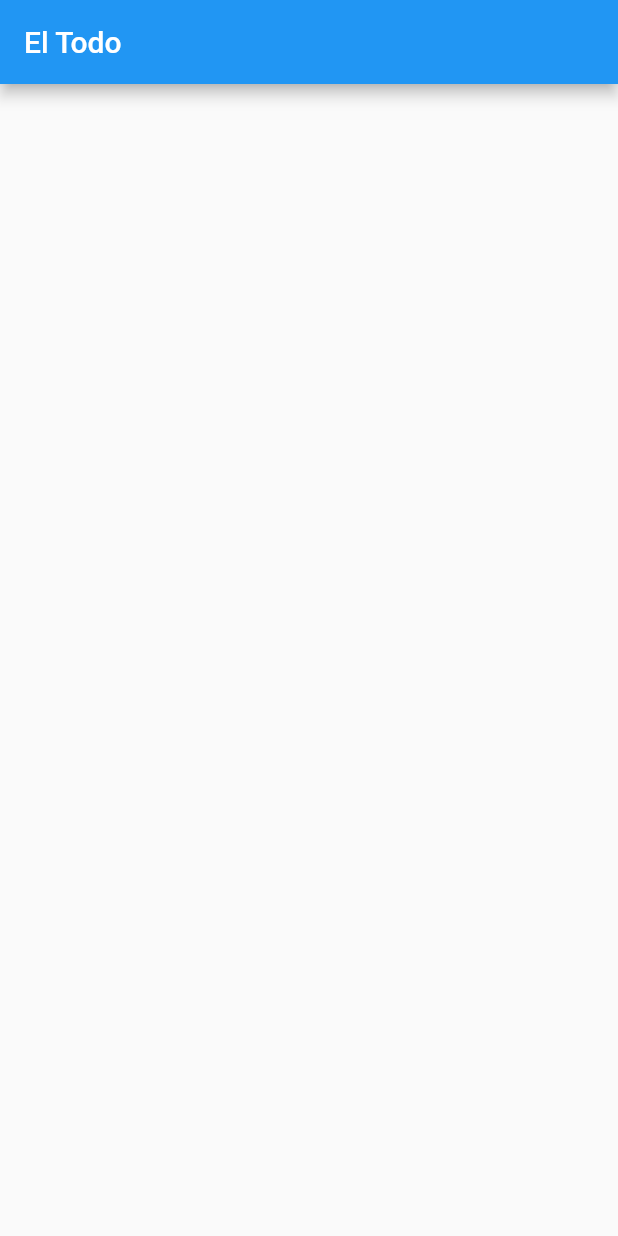
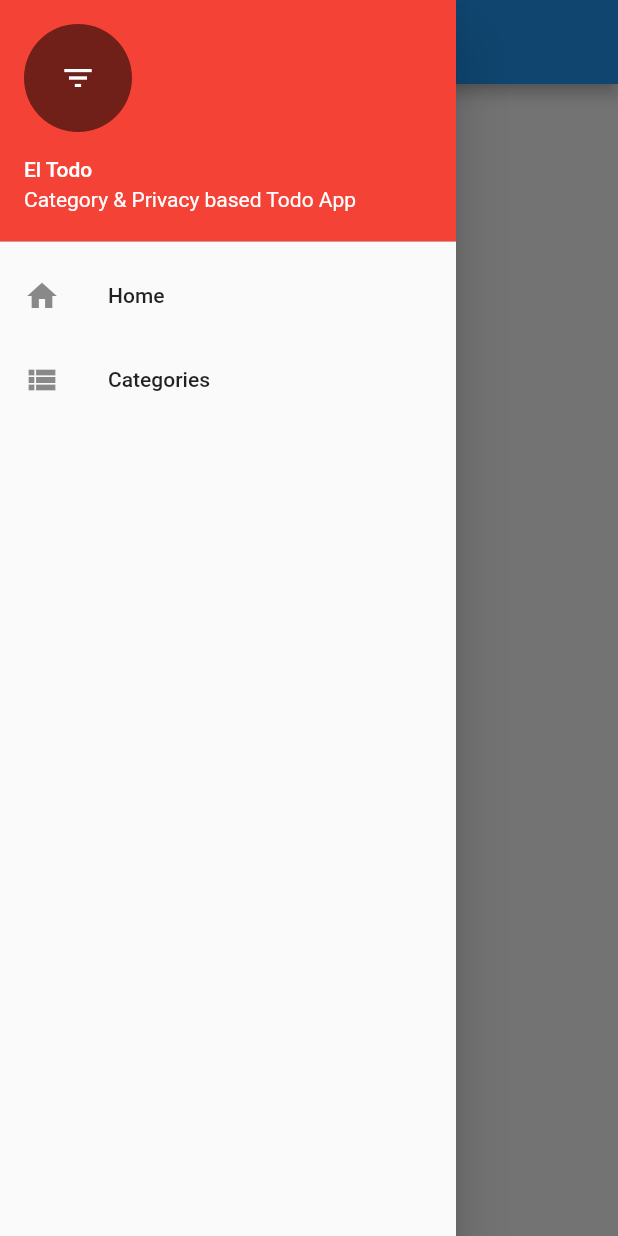
Before and after one commit to Rasujon3/el_toda, a Flutter app: the screen it shows after launch, with the side drawer open (before the commit the screen has no drawer), on a phone screen of 412 x 824 dp. Run offline on Flutter 3.47's test engine with Material 2 defaults, Android fonts, the phone set to English and light mode, and no system bars.

Commit message:
drawer design
drawer design

```diff
--- /dev/null
+++ b/lib/helpers/drawer_navigation.dart
@@ -0,0 +1,54 @@
+import 'package:el_toda/screens/categories_screen.dart';
+import 'package:el_toda/screens/home_screen.dart';
+import 'package:flutter/material.dart';
+import 'package:el_toda/screens/home_screen.dart';
+
+class DrawerNavigation extends StatefulWidget {
+  @override
+  _DrawerNavigationState createState() => _DrawerNavigationState();
+}
+
+class _DrawerNavigationState extends State<DrawerNavigation> {
+  @override
+  Widget build(BuildContext context) {
+    return Container(
+      child: Drawer(
+        child: ListView(
+          children: [
+            UserAccountsDrawerHeader(
+              accountName: Text("El Todo"),
+              accountEmail: Text("Category & Privacy based Todo App"),
+              currentAccountPicture: GestureDetector(
+                child: CircleAvatar(
+                  backgroundColor: Colors.black54,
+                  child: Icon(
+                    Icons.filter_list,
+                    color: Colors.white,
+                  ),
+                ),
+              ),
+              decoration: BoxDecoration(
+                color: Colors.red,
+              ),
+            ),
+            ListTile(
+              title: Text("Home"),
+              leading: Icon(Icons.home),
+              onTap: (){
+                Navigator.of(context).push(new MaterialPageRoute(builder: (context) => new HomeScreen()));
+              },
+            ),
+
+            ListTile(
+              title: Text("Categories"),
+              leading: Icon(Icons.view_list),
+              onTap: (){
+                Navigator.of(context).push(new MaterialPageRoute(builder: (context) => new CategoriesScreen()));
+              },
+            ),
+          ],
+        ),
+      ),
+    );
+  }
+}
--- /dev/null
+++ b/lib/screens/categories_screen.dart
@@ -0,0 +1,15 @@
+import 'package:flutter/material.dart';
+
+class CategoriesScreen extends StatefulWidget {
+  @override
+  _CategoriesScreenState createState() => _CategoriesScreenState();
+}
+
+class _CategoriesScreenState extends State<CategoriesScreen> {
+  @override
+  Widget build(BuildContext context) {
+    return Container(
+      child: Center(child: Text("welcome to categories screen"),),
+    );
+  }
+}
--- a/lib/screens/home_screen.dart
+++ b/lib/screens/home_screen.dart
@@ -1,3 +1,4 @@
+import 'package:el_toda/helpers/drawer_navigation.dart';
 import 'package:flutter/material.dart';
 
 class HomeScreen extends StatefulWidget {
@@ -12,6 +13,7 @@ class _HomeScreenState extends State<HomeScreen> {
       appBar: AppBar(
         title: Text("El Todo"),
       ),
+      drawer: DrawerNavigation(),
     );
   }
 }
```
